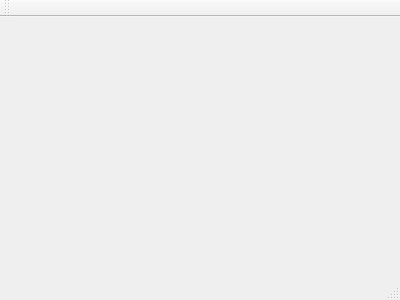
Above: constellation/mainwindow.ui from reivax-boucoi/QT before the change. Below: the same form after it.
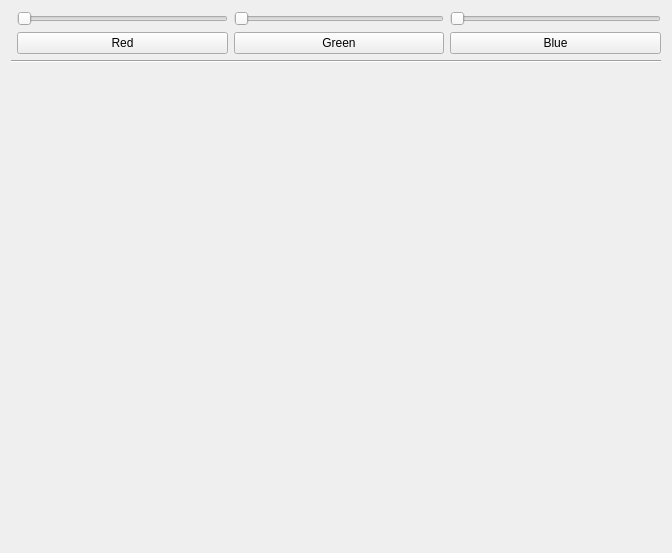
That is the form after the change.

What changed in the file:
```diff
--- a/constellation/mainwindow.ui
+++ b/constellation/mainwindow.ui
@@ -1,24 +1,102 @@
 <ui version="4.0">
  <class>MainWindow</class>
- <widget class="QMainWindow" name="MainWindow" >
-  <property name="geometry" >
+ <widget class="QMainWindow" name="MainWindow">
+  <property name="geometry">
    <rect>
     <x>0</x>
     <y>0</y>
-    <width>400</width>
-    <height>300</height>
+    <width>672</width>
+    <height>553</height>
    </rect>
   </property>
   <property name="windowTitle" >
    <string>MainWindow</string>
   </property>
-  <widget class="QMenuBar" name="menuBar" />
-  <widget class="QToolBar" name="mainToolBar" />
-  <widget class="QWidget" name="centralWidget" />
-  <widget class="QStatusBar" name="statusBar" />
+  <widget class="QWidget" name="centralWidget">
+   <layout class="QGridLayout" name="gridLayout">
+    <item row="0" column="1">
+     <widget class="QSlider" name="redSlider">
+      <property name="maximum">
+       <number>255</number>
+      </property>
+      <property name="singleStep">
+       <number>128</number>
+      </property>
+      <property name="pageStep">
+       <number>128</number>
+      </property>
+      <property name="orientation">
+       <enum>Qt::Horizontal</enum>
+      </property>
+     </widget>
+    </item>
+    <item row="1" column="1">
+     <widget class="QPushButton" name="redButtoon">
+      <property name="text">
+       <string>Red</string>
+      </property>
+     </widget>
+    </item>
+    <item row="1" column="2">
+     <widget class="QPushButton" name="greenButtoon">
+      <property name="text">
+       <string>Green</string>
+      </property>
+     </widget>
+    </item>
+    <item row="1" column="3">
+     <widget class="QPushButton" name="blueButtoon">
+      <property name="text">
+       <string>Blue</string>
+      </property>
+     </widget>
+    </item>
+    <item row="0" column="2">
+     <widget class="QSlider" name="greenSlider">
+      <property name="maximum">
+       <number>255</number>
+      </property>
+      <property name="singleStep">
+       <number>128</number>
+      </property>
+      <property name="pageStep">
+       <number>128</number>
+      </property>
+      <property name="orientation">
+       <enum>Qt::Horizontal</enum>
+      </property>
+     </widget>
+    </item>
+    <item row="0" column="3">
+     <widget class="QSlider" name="blueSlider">
+      <property name="maximum">
+       <number>255</number>
+      </property>
+      <property name="singleStep">
+       <number>128</number>
+      </property>
+      <property name="pageStep">
+       <number>128</number>
+      </property>
+      <property name="orientation">
+       <enum>Qt::Horizontal</enum>
+      </property>
+     </widget>
+    </item>
+    <item row="5" column="0" colspan="4">
+     <widget class="QWidget" name="graphWidget" native="true"/>
+    </item>
+    <item row="4" column="0" colspan="4">
+     <widget class="Line" name="line">
+      <property name="orientation">
+       <enum>Qt::Horizontal</enum>
+      </property>
+     </widget>
+    </item>
+   </layout>
+  </widget>
  </widget>
- <layoutDefault spacing="6" margin="11" />
- <pixmapfunction></pixmapfunction>
+ <layoutdefault spacing="6" margin="11"/>
  <resources/>
  <connections/>
 </ui>
```
Left out of the diff: 3 changed lines with no effect on the pictures.
